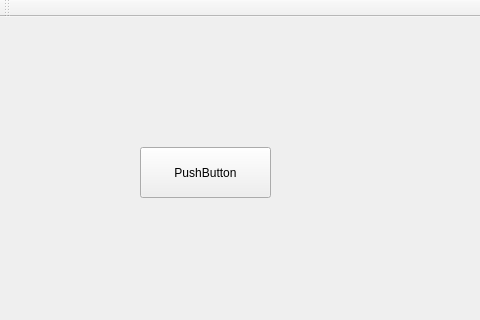
GavinNL/qt-example-conan, file mainwindow.ui: the form before one commit; both pictures show x 0 to 480 and y 0 to 320 of the 561 by 476 pixel window.
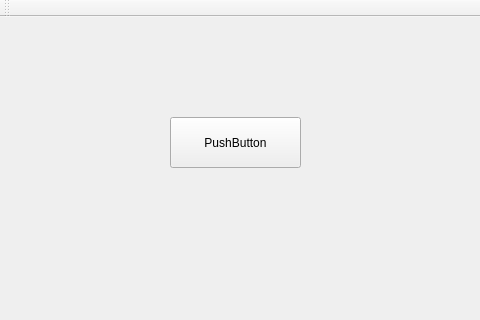
The form after the commit.

```diff
--- a/mainwindow.ui
+++ b/mainwindow.ui
@@ -17,8 +17,8 @@
    <widget class="QPushButton" name="pushButton">
     <property name="geometry">
      <rect>
-      <x>140</x>
-      <y>130</y>
+      <x>170</x>
+      <y>100</y>
       <width>131</width>
       <height>51</height>
      </rect>
```
